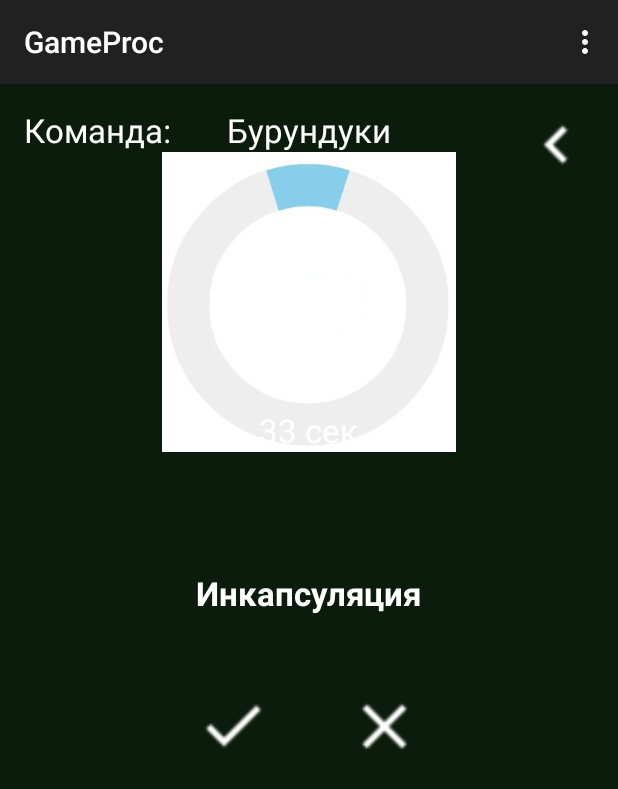
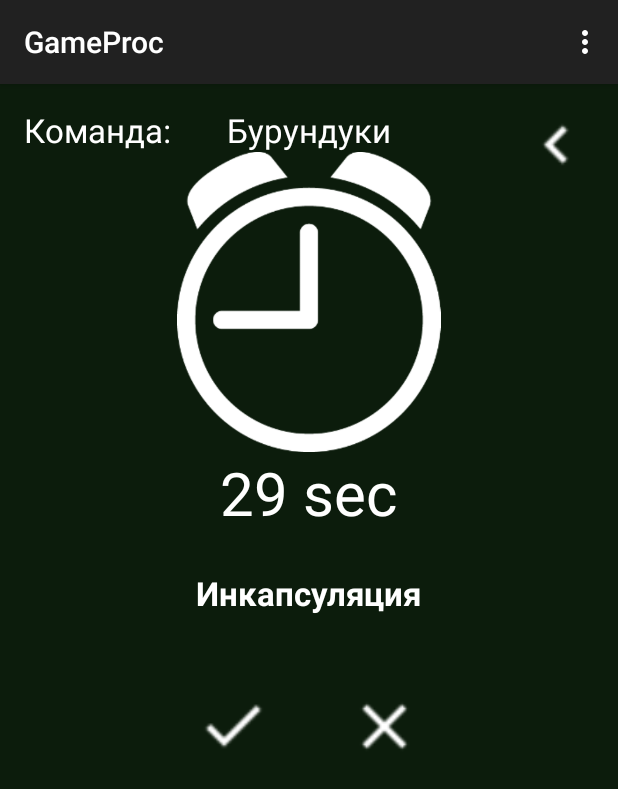
Before and after one commit to Andrew-975/Alias, an Android app: the GameProc screen opened directly, with no data from a screen before it, on a phone screen of 412 x 824 dp. Shown: the top 789 px of the screen. Run offline under Robolectric (Android 15) with nearby library versions, the phone set to English and light mode, and no system bars.

Commit message:
фиксы и активити

```diff
--- a/app/src/main/java/com/example/andrew_975/alias/GameProc.java
+++ b/app/src/main/java/com/example/andrew_975/alias/GameProc.java
@@ -1,19 +1,37 @@
 package com.example.andrew_975.alias;
 
+import java.util.Timer;
+import java.util.TimerTask;
+import android.content.res.Resources;
 import android.content.Intent;
 import android.support.v7.app.ActionBarActivity;
 import android.os.Bundle;
 import android.view.Menu;
 import android.view.MenuItem;
 import android.view.View;
+import android.widget.TextView;
 
 
 public class GameProc extends ActionBarActivity {
 
+    int a;
+    private Timer mTimer;
+    private MyTimerTask mMyTimerTask;
+    private TextView tV;
     @Override
     protected void onCreate(Bundle savedInstanceState) {
         super.onCreate(savedInstanceState);
         setContentView(R.layout.activity_game_proc);
+
+        tV = (TextView) findViewById(R.id.textView12);
+        if (mTimer != null) {
+            mTimer.cancel();
+        }
+        mTimer = new Timer();
+        mMyTimerTask = new MyTimerTask();
+
+        a = 30;
+        mTimer.schedule(mMyTimerTask, 1000, 1000);
     }
 
 
@@ -46,4 +64,21 @@ public class GameProc extends ActionBarActivity {
         Intent intent = new Intent(GameProc.this, MainActivity.class);
         startActivity(intent);
     }
+    class MyTimerTask extends TimerTask {
+
+        @Override
+        public void run() {
+            runOnUiThread(new Runnable() {
+                @Override
+                public void run() {
+                    tV.setText("" + a + " sec");
+                    if (a == 0) {
+                        mTimer.cancel();
+                        mTimer = null;
+                    }
+                    a--;
+                }
+            });
+        }
+    }
 }
--- a/app/src/main/res/layout/activity_game_proc.xml
+++ b/app/src/main/res/layout/activity_game_proc.xml
@@ -30,7 +30,7 @@
         android:layout_width="200dp"
         android:layout_height="200dp"
         android:id="@+id/imageView"
-        android:src="@drawable/a123"
+        android:src="@drawable/clock"
         android:layout_below="@+id/textView10"
         android:layout_centerHorizontal="true" />
 
@@ -38,10 +38,11 @@
         android:layout_width="wrap_content"
         android:layout_height="wrap_content"
         android:textAppearance="?android:attr/textAppearanceLarge"
-        android:text="33 сек"
+        android:text="30 sec"
         android:id="@+id/textView12"
-        android:layout_alignBottom="@+id/imageView"
-        android:layout_centerHorizontal="true" />
+        android:layout_below="@+id/imageView"
+        android:layout_centerHorizontal="true"
+        android:textSize="40dp" />
 
     <TextView
         android:layout_width="wrap_content"
--- a/app/src/main/res/layout/activity_how_to_play.xml
+++ b/app/src/main/res/layout/activity_how_to_play.xml
@@ -14,8 +14,7 @@
         android:id="@+id/textView22"
         android:textSize="50dp"
         android:layout_alignParentTop="true"
-        android:layout_toRightOf="@+id/imageButton10"
-        android:layout_toEndOf="@+id/imageButton10" />
+        android:layout_centerHorizontal="true" />
 
     <ImageButton
         android:layout_width="50dp"
@@ -35,8 +34,7 @@
         android:id="@+id/textView23"
         android:textSize="50dp"
         android:layout_below="@+id/textView22"
-        android:layout_alignParentRight="true"
-        android:layout_alignParentEnd="true" />
+        android:layout_centerHorizontal="true" />
 
     <TextView
         android:layout_width="wrap_content"
--- a/app/src/main/res/layout/activity_main.xml
+++ b/app/src/main/res/layout/activity_main.xml
@@ -87,6 +87,7 @@ tools:context="com.example.andrew_975.alias.DictionaryActivity"
         android:textSize="40dp"
         android:clickable="true"
         android:layout_above="@+id/textView6"
-        android:layout_centerHorizontal="true" />
+        android:layout_centerHorizontal="true"
+        android:textColor="#b1adadad" />
 
 </RelativeLayout>
--- a/app/src/main/res/layout/activity_settings.xml
+++ b/app/src/main/res/layout/activity_settings.xml
@@ -37,7 +37,7 @@
         android:id="@+id/sound"
         android:layout_marginTop="86dp"
         android:checked="true"
-        android:textSize="30dp"
+        android:textSize="28dp"
         android:layout_below="@+id/settings"
         android:layout_alignParentLeft="true"
         android:layout_alignParentStart="true"
@@ -51,7 +51,7 @@
         android:id="@+id/vibro"
         android:layout_marginTop="60dp"
         android:checked="true"
-        android:textSize="30dp"
+        android:textSize="28dp"
         android:layout_below="@+id/sound"
         android:layout_alignParentLeft="true"
         android:layout_alignParentStart="true"
```
Also changed, not shown: app/src/main/res/layout/activity_about.xml (+7 -11 lines), app/src/main/res/drawable/a123.png (deleted), app/src/main/res/drawable/clock.png (added).
